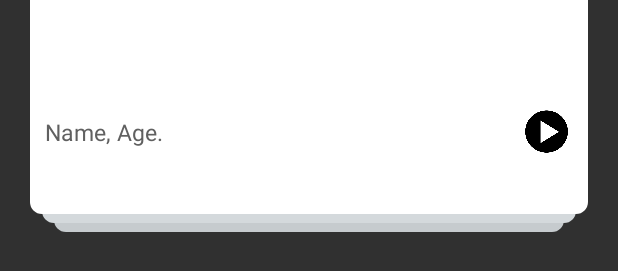
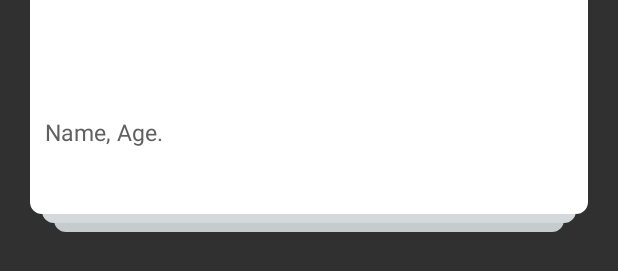
Before and after one commit to dev-world365/DSwipecards, an Android app: the layout item.xml on its own in the app's theme, with its tools: preview values and no code run, on a phone screen of 412 x 824 dp. Shown: the part 935-1206 px from the top of the screen. Run offline under Robolectric (Android 15) with nearby library versions, the phone set to English and light mode, and no system bars.

Commit message:
Revert "Cuddle App Version"
This reverts commit 8922658b054ef2911f799c7e9afcea58c6d59a5f.

```diff
--- a/app/build.gradle
+++ b/app/build.gradle
@@ -8,7 +8,7 @@ android {
     compileSdkVersion 25
     buildToolsVersion '25.0.0'
     defaultConfig {
-        applicationId "com.example.dswipecardscud"
+        applicationId "com.example.dswipecardsbel"
         minSdkVersion 19
         targetSdkVersion 24
         versionCode 1
--- a/app/src/main/res/layout/activity_login.xml
+++ b/app/src/main/res/layout/activity_login.xml
@@ -34,7 +34,7 @@
         android:id="@+id/textView"
         android:layout_width="wrap_content"
         android:layout_height="wrap_content"
-        android:text="Welcome to Cuddle."
+        android:text="Welcome to Beloved."
         android:layout_gravity="center_horizontal"
         android:textAppearance="@style/TextAppearance.AppCompat.Title" />
 
--- a/app/src/main/res/layout/item.xml
+++ b/app/src/main/res/layout/item.xml
@@ -110,7 +110,8 @@
                 android:layout_width="35dp"
                 android:layout_height="35dp"
                 android:layout_gravity="center"
-                android:background="@drawable/play" />
+                android:background="@drawable/play"
+                android:visibility="gone" />
 
         </LinearLayout>
 
@@ -178,8 +179,7 @@
             android:layout_width="match_parent"
             android:layout_height="2px"
             android:text=" "
-            android:background="#e4e4e4"
-            android:visibility="gone"/>
+            android:background="#e4e4e4" />
 
         <RatingBar
             android:id="@+id/ratingBar"
@@ -190,8 +190,7 @@
             android:isIndicator="true"
             android:numStars="5"
             android:rating="3"
-            android:layout_gravity="end"
-            android:visibility="gone"/>
+            android:layout_gravity="end"/>
 
     </LinearLayout>
 
--- a/app/src/main/res/values/strings.xml
+++ b/app/src/main/res/values/strings.xml
@@ -1,5 +1,5 @@
 <resources>
-    <string name="app_name">Cuddle</string>
-    <string name="facebook_app_id">1806073723038531</string>
+    <string name="app_name">Beloved</string>
+    <string name="facebook_app_id">1314637578634199</string>
     <string name="title_activity_logout">logout screen</string>
 </resources>
```
Also changed, not shown: app/src/main/java/com/example/dswipecards/MainActivity.java (+18 -18 lines), app/src/main/res/drawable/logo_fb_1024.png, app/src/main/res/drawable/logo_loginpage.png, app/src/main/res/drawable/name_logo.png.
